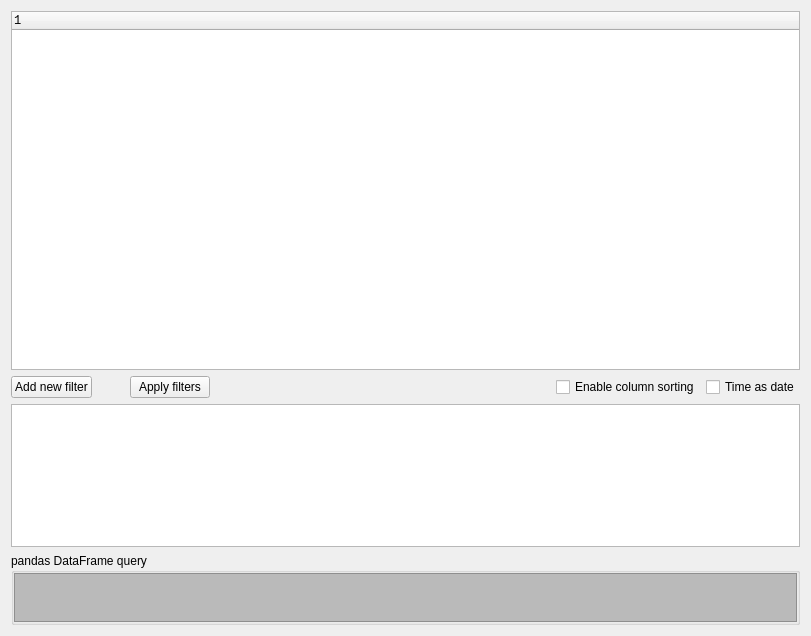
This is asammdf/gui/ui/tabular.ui in danielhrisca/asammdf as Qt 5 draws it before an edit. The edited form follows.
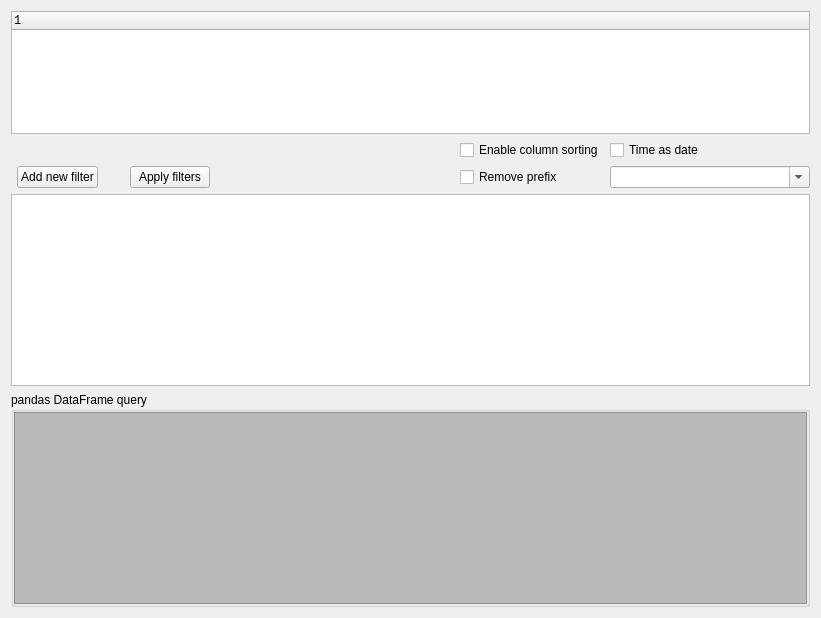
This is the edited form. Icons and pictures are not drawn. Custom widgets are drawn as their Qt base class.

Commit message: add possibility to remove channel name prefix in the tabular view

```diff
--- a/asammdf/gui/ui/tabular.ui
+++ b/asammdf/gui/ui/tabular.ui
@@ -6,46 +6,15 @@
    <rect>
     <x>0</x>
     <y>0</y>
-    <width>811</width>
-    <height>636</height>
+    <width>821</width>
+    <height>618</height>
    </rect>
   </property>
   <property name="windowTitle">
    <string>Form</string>
   </property>
-  <layout class="QGridLayout" name="gridLayout_2" rowstretch="5,0,2,1" columnstretch="0,0,0,0,1,0,0">
-   <item row="1" column="3">
-    <widget class="QPushButton" name="apply_filters_btn">
-     <property name="text">
-      <string>Apply filters</string>
-     </property>
-     <property name="icon">
-      <iconset resource="resource.qrc">
-       <normaloff>:/filter.png</normaloff>:/filter.png</iconset>
-     </property>
-    </widget>
-   </item>
-   <item row="1" column="5">
-    <widget class="QCheckBox" name="sort">
-     <property name="text">
-      <string>Enable column sorting</string>
-     </property>
-    </widget>
-   </item>
-   <item row="1" column="4">
-    <spacer name="horizontalSpacer_2">
-     <property name="orientation">
-      <enum>Qt::Horizontal</enum>
-     </property>
-     <property name="sizeHint" stdset="0">
-      <size>
-       <width>200</width>
-       <height>20</height>
-      </size>
-     </property>
-    </spacer>
-   </item>
-   <item row="1" column="0">
+  <layout class="QGridLayout" name="gridLayout_2" rowstretch="5,0,0,0,0" columnstretch="0,0,0,0,0,1,0,0">
+   <item row="2" column="1">
     <widget class="QPushButton" name="add_filter_btn">
      <property name="text">
       <string>Add new filter</string>
@@ -56,47 +25,7 @@
      </property>
     </widget>
    </item>
-   <item row="1" column="1">
-    <spacer name="horizontalSpacer">
-     <property name="orientation">
-      <enum>Qt::Horizontal</enum>
-     </property>
-     <property name="sizeHint" stdset="0">
-      <size>
-       <width>20</width>
-       <height>20</height>
-      </size>
-     </property>
-    </spacer>
-   </item>
-   <item row="1" column="6">
-    <widget class="QCheckBox" name="time_as_date">
-     <property name="text">
-      <string>Time as date</string>
-     </property>
-    </widget>
-   </item>
-   <item row="0" column="0" colspan="7">
-    <widget class="QTreeWidget" name="tree">
-     <property name="font">
-      <font>
-       <family>Lucida Console</family>
-      </font>
-     </property>
-     <property name="uniformRowHeights">
-      <bool>true</bool>
-     </property>
-     <column>
-      <property name="text">
-       <string notr="true">1</string>
-      </property>
-     </column>
-    </widget>
-   </item>
-   <item row="2" column="0" colspan="7">
-    <widget class="ListWidget" name="filters"/>
-   </item>
-   <item row="3" column="0" colspan="7">
+   <item row="4" column="0" colspan="8">
     <widget class="QGroupBox" name="groupBox">
      <property name="sizePolicy">
       <sizepolicy hsizetype="Preferred" vsizetype="Minimum">
@@ -159,6 +88,97 @@
      </layout>
     </widget>
    </item>
+   <item row="2" column="4">
+    <widget class="QPushButton" name="apply_filters_btn">
+     <property name="text">
+      <string>Apply filters</string>
+     </property>
+     <property name="icon">
+      <iconset resource="resource.qrc">
+       <normaloff>:/filter.png</normaloff>:/filter.png</iconset>
+     </property>
+    </widget>
+   </item>
+   <item row="0" column="0" colspan="8">
+    <widget class="QTreeWidget" name="tree">
+     <property name="font">
+      <font>
+       <family>Lucida Console</family>
+      </font>
+     </property>
+     <property name="uniformRowHeights">
+      <bool>true</bool>
+     </property>
+     <column>
+      <property name="text">
+       <string notr="true">1</string>
+      </property>
+     </column>
+    </widget>
+   </item>
+   <item row="3" column="0" colspan="8">
+    <widget class="ListWidget" name="filters"/>
+   </item>
+   <item row="1" column="7">
+    <widget class="QCheckBox" name="time_as_date">
+     <property name="text">
+      <string>Time as date</string>
+     </property>
+    </widget>
+   </item>
+   <item row="2" column="6">
+    <widget class="QCheckBox" name="remove_prefix">
+     <property name="text">
+      <string>Remove prefix</string>
+     </property>
+    </widget>
+   </item>
+   <item row="1" column="6">
+    <widget class="QCheckBox" name="sort">
+     <property name="text">
+      <string>Enable column sorting</string>
+     </property>
+    </widget>
+   </item>
+   <item row="2" column="7">
+    <widget class="QComboBox" name="prefix">
+     <property name="minimumSize">
+      <size>
+       <width>200</width>
+       <height>0</height>
+      </size>
+     </property>
+     <property name="editable">
+      <bool>true</bool>
+     </property>
+    </widget>
+   </item>
+   <item row="2" column="5">
+    <spacer name="horizontalSpacer_2">
+     <property name="orientation">
+      <enum>Qt::Horizontal</enum>
+     </property>
+     <property name="sizeHint" stdset="0">
+      <size>
+       <width>200</width>
+       <height>20</height>
+      </size>
+     </property>
+    </spacer>
+   </item>
+   <item row="2" column="2" colspan="2">
+    <spacer name="horizontalSpacer">
+     <property name="orientation">
+      <enum>Qt::Horizontal</enum>
+     </property>
+     <property name="sizeHint" stdset="0">
+      <size>
+       <width>20</width>
+       <height>20</height>
+      </size>
+     </property>
+    </spacer>
+   </item>
   </layout>
  </widget>
  <customwidgets>
```
The commit also changes 2 other files.
